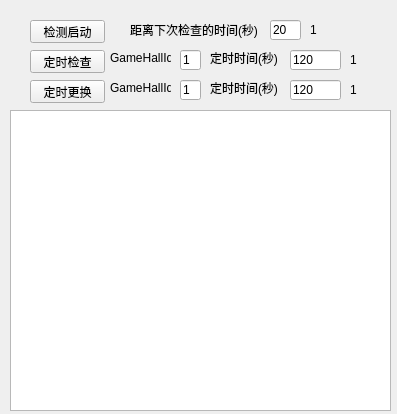
This is WechatCheck/widget.ui in ss56806298/checktool as Qt 5 draws it before an edit. The edited form follows.
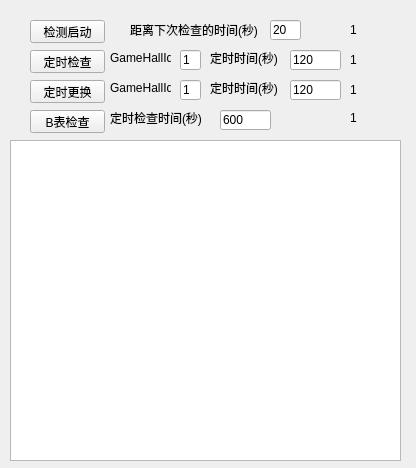
This is the edited form.

The edit to the form file:
```diff
--- a/WechatCheck/widget.ui
+++ b/WechatCheck/widget.ui
@@ -6,8 +6,8 @@
    <rect>
     <x>0</x>
     <y>0</y>
-    <width>397</width>
-    <height>414</height>
+    <width>416</width>
+    <height>468</height>
    </rect>
   </property>
   <property name="windowTitle">
@@ -17,9 +17,9 @@
    <property name="geometry">
     <rect>
      <x>10</x>
-     <y>110</y>
-     <width>381</width>
-     <height>301</height>
+     <y>140</y>
+     <width>391</width>
+     <height>321</height>
     </rect>
    </property>
   </widget>
@@ -208,7 +208,7 @@
   <widget class="QLabel" name="allCheckDelayLable">
    <property name="geometry">
     <rect>
-     <x>310</x>
+     <x>350</x>
      <y>20</y>
      <width>41</width>
      <height>20</height>
@@ -231,6 +231,58 @@
     <string>1</string>
    </property>
   </widget>
+  <widget class="QPushButton" name="tableBCheckButton">
+   <property name="geometry">
+    <rect>
+     <x>30</x>
+     <y>110</y>
+     <width>75</width>
+     <height>23</height>
+    </rect>
+   </property>
+   <property name="text">
+    <string>B表检查</string>
+   </property>
+  </widget>
+  <widget class="QLabel" name="label_5">
+   <property name="geometry">
+    <rect>
+     <x>110</x>
+     <y>110</y>
+     <width>101</width>
+     <height>16</height>
+    </rect>
+   </property>
+   <property name="text">
+    <string>定时检查时间(秒)</string>
+   </property>
+  </widget>
+  <widget class="QLineEdit" name="tableBCheckEdit">
+   <property name="geometry">
+    <rect>
+     <x>220</x>
+     <y>110</y>
+     <width>51</width>
+     <height>20</height>
+    </rect>
+   </property>
+   <property name="text">
+    <string>600</string>
+   </property>
+  </widget>
+  <widget class="QLabel" name="tableBCheckDelayLabel">
+   <property name="geometry">
+    <rect>
+     <x>350</x>
+     <y>110</y>
+     <width>21</width>
+     <height>16</height>
+    </rect>
+   </property>
+   <property name="text">
+    <string>1</string>
+   </property>
+  </widget>
  </widget>
  <layoutdefault spacing="6" margin="11"/>
  <resources/>
```
